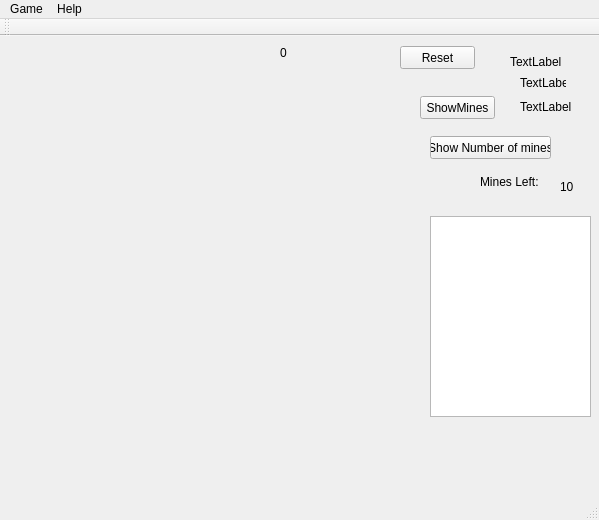
Before: the Qt Designer form mainwindow.ui in rkonkul/mine_sweeper, drawn with Qt 5.
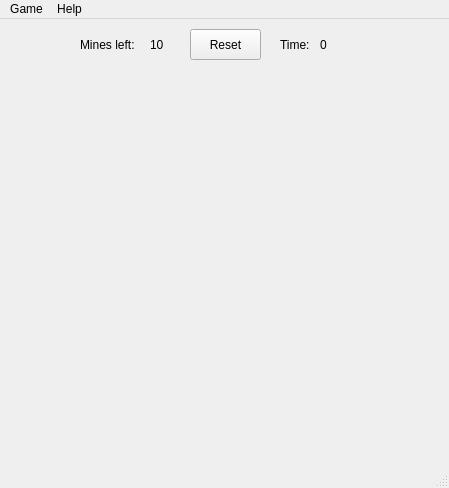
After: the same form once the commit is applied.

Patch:
```diff
--- a/mainwindow.ui
+++ b/mainwindow.ui
@@ -6,75 +6,55 @@
    <rect>
     <x>0</x>
     <y>0</y>
-    <width>599</width>
-    <height>520</height>
+    <width>449</width>
+    <height>488</height>
    </rect>
   </property>
   <property name="windowTitle">
    <string>MainWindow</string>
   </property>
   <widget class="QWidget" name="centralWidget">
-   <widget class="QLabel" name="label">
-    <property name="geometry">
-     <rect>
-      <x>510</x>
-      <y>0</y>
-      <width>61</width>
-      <height>51</height>
-     </rect>
-    </property>
-    <property name="text">
-     <string>TextLabel</string>
-    </property>
-   </widget>
    <widget class="QLabel" name="label_2">
     <property name="geometry">
      <rect>
-      <x>520</x>
-      <y>40</y>
-      <width>46</width>
-      <height>13</height>
+      <x>280</x>
+      <y>10</y>
+      <width>31</width>
+      <height>31</height>
      </rect>
     </property>
     <property name="text">
-     <string>TextLabel</string>
-    </property>
-   </widget>
-   <widget class="QLabel" name="label_3">
-    <property name="geometry">
-     <rect>
-      <x>520</x>
-      <y>60</y>
-      <width>61</width>
-      <height>21</height>
-     </rect>
-    </property>
-    <property name="text">
-     <string>TextLabel</string>
+     <string>Time:</string>
     </property>
    </widget>
    <widget class="QLabel" name="mine_left_label">
     <property name="geometry">
      <rect>
-      <x>480</x>
-      <y>130</y>
-      <width>71</width>
-      <height>31</height>
+      <x>80</x>
+      <y>0</y>
+      <width>61</width>
+      <height>51</height>
      </rect>
     </property>
+    <property name="styleSheet">
+     <string notr="true"/>
+    </property>
     <property name="text">
-     <string>Mines Left:</string>
+     <string>Mines left: </string>
     </property>
    </widget>
    <widget class="QLabel" name="mines_left_display">
     <property name="geometry">
      <rect>
-      <x>560</x>
-      <y>140</y>
+      <x>150</x>
+      <y>10</y>
       <width>31</width>
-      <height>21</height>
+      <height>31</height>
      </rect>
     </property>
+    <property name="styleSheet">
+     <string notr="true"/>
+    </property>
     <property name="text">
      <string>10</string>
     </property>
@@ -82,10 +62,10 @@
    <widget class="QLabel" name="timer_label">
     <property name="geometry">
      <rect>
-      <x>280</x>
+      <x>320</x>
       <y>10</y>
       <width>46</width>
-      <height>13</height>
+      <height>31</height>
      </rect>
     </property>
     <property name="text">
@@ -95,59 +75,23 @@
    <widget class="QPushButton" name="reset_button">
     <property name="geometry">
      <rect>
-      <x>400</x>
+      <x>190</x>
       <y>10</y>
-      <width>75</width>
-      <height>23</height>
+      <width>71</width>
+      <height>31</height>
      </rect>
     </property>
     <property name="text">
      <string>Reset</string>
     </property>
    </widget>
-   <widget class="QPushButton" name="debug_showmines">
-    <property name="geometry">
-     <rect>
-      <x>420</x>
-      <y>60</y>
-      <width>75</width>
-      <height>23</height>
-     </rect>
-    </property>
-    <property name="text">
-     <string>ShowMines</string>
-    </property>
-   </widget>
-   <widget class="QPushButton" name="num_mine_button">
-    <property name="geometry">
-     <rect>
-      <x>430</x>
-      <y>100</y>
-      <width>121</width>
-      <height>23</height>
-     </rect>
-    </property>
-    <property name="text">
-     <string>Show Number of mines</string>
-    </property>
-   </widget>
-   <widget class="QPlainTextEdit" name="plainTextEdit">
-    <property name="geometry">
-     <rect>
-      <x>430</x>
-      <y>180</y>
-      <width>161</width>
-      <height>201</height>
-     </rect>
-    </property>
-   </widget>
   </widget>
   <widget class="QMenuBar" name="menuBar">
    <property name="geometry">
     <rect>
      <x>0</x>
      <y>0</y>
-     <width>599</width>
+     <width>449</width>
      <height>21</height>
     </rect>
    </property>
@@ -170,14 +114,6 @@
    <addaction name="menuGame"/>
    <addaction name="menuHelp"/>
   </widget>
-  <widget class="QToolBar" name="mainToolBar">
-   <attribute name="toolBarArea">
-    <enum>TopToolBarArea</enum>
-   </attribute>
-   <attribute name="toolBarBreak">
-    <bool>false</bool>
-   </attribute>
-  </widget>
   <widget class="QStatusBar" name="statusBar"/>
   <action name="actionReset">
    <property name="text">
```
Left out of the diff: 63 changed lines with no effect on the pictures.
